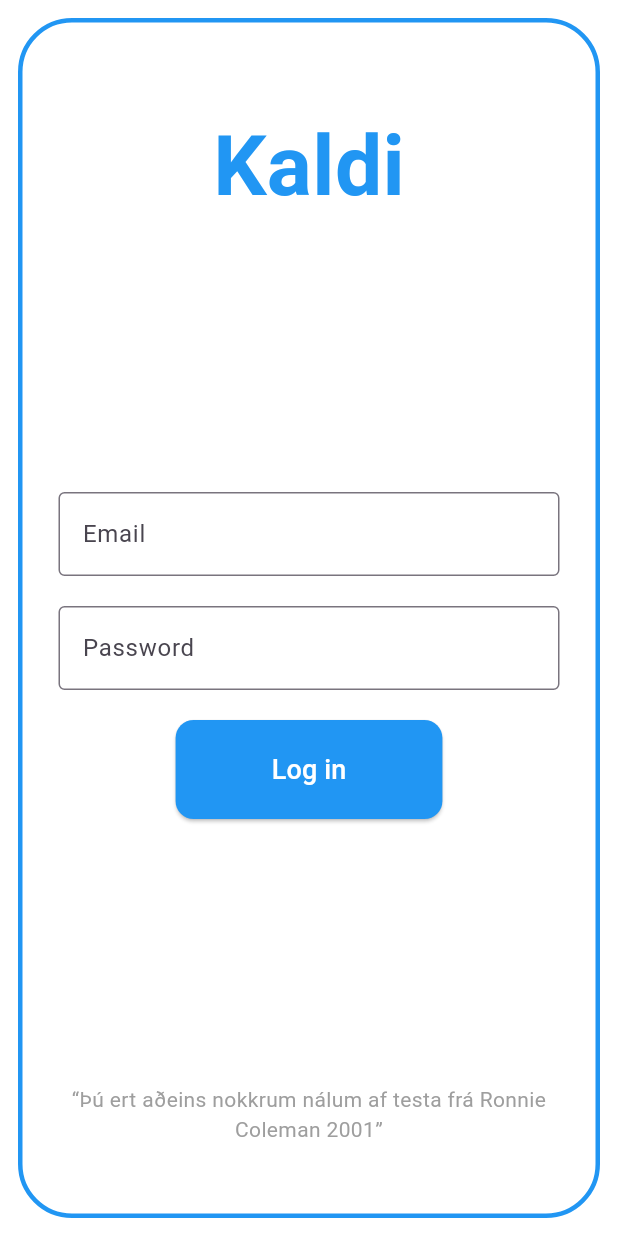
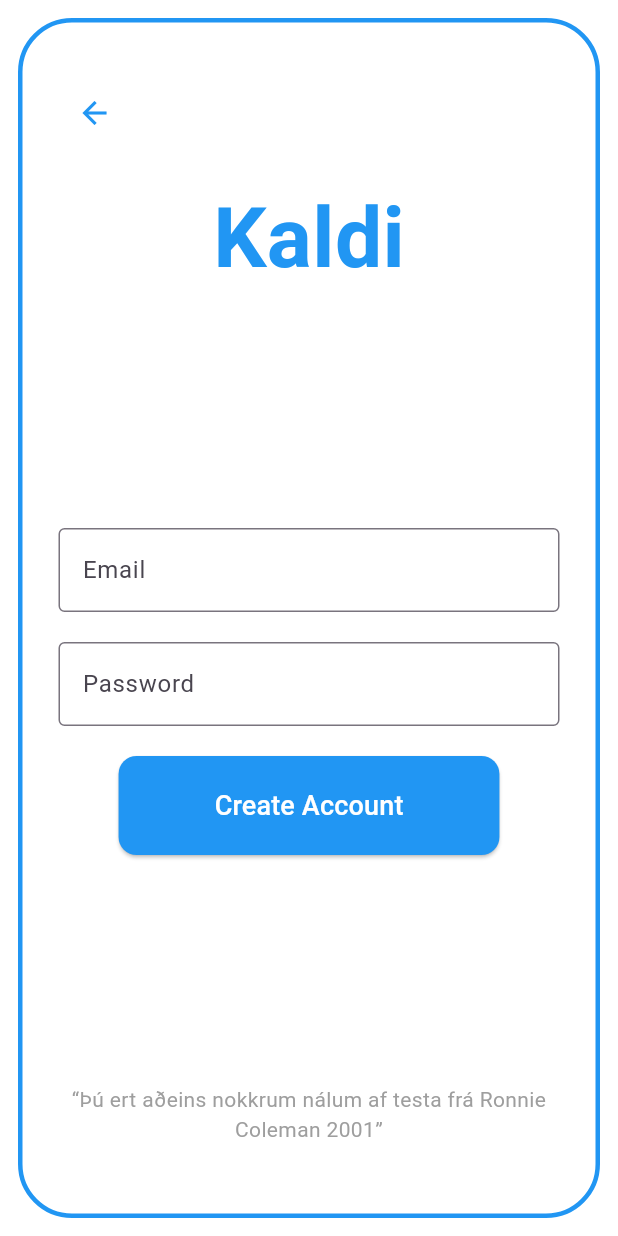
Before and after one commit to Tasarinn/Lokaverkefni, a Flutter app: the screen it shows after launch, after a tap on "Nýskráning", on a phone screen of 412 x 824 dp. Run offline on Flutter 3.47's test engine with Material 3 defaults, Android fonts, the phone set to English and light mode, and no system bars; our stand-ins replace firebase_auth, firebase_core, percent_indicator; accounts and stored records are empty.

Commit message:
Added a login screen, Home Screen, hamburger menu and the quote option from the menu and removed the yellow border line by using rich text

```diff
--- a/lib/login_screen.dart
+++ b/lib/login_screen.dart
@@ -1,6 +1,6 @@
 import 'package:flutter/material.dart';
-import 'email.login.screen.dart';
-
+import 'signup.dart';
+import 'login_form_screen.dart';
 
 class LoginScreen extends StatelessWidget {
   const LoginScreen({super.key});
@@ -42,7 +42,12 @@ class LoginScreen extends StatelessWidget {
                     Column(
                       children: [
                         ElevatedButton(
-                          onPressed: () {},
+                          onPressed: () {
+                            Navigator.push(
+                              context,
+                              MaterialPageRoute(builder: (context) => const LoginFormScreen()),
+                            );
+                          },
                           style: ElevatedButton.styleFrom(
                             backgroundColor: Colors.blue,
                             foregroundColor: Colors.white,
@@ -56,7 +61,7 @@ class LoginScreen extends StatelessWidget {
                           onPressed: () {
                             Navigator.push(
                               context,
-                              MaterialPageRoute(builder: (context) => const EmailLoginScreen()),
+                              MaterialPageRoute(builder: (context) => const SignupScreen()),
                             );
                           },
                           style: ElevatedButton.styleFrom(
--- /dev/null
+++ b/lib/signup.dart
@@ -0,0 +1,131 @@
+import 'package:flutter/material.dart';
+import 'package:firebase_auth/firebase_auth.dart';
+import 'home_screen.dart'; // 👈 we'll create this in a sec
+
+class SignupScreen extends StatefulWidget {
+  const SignupScreen({super.key});
+
+  @override
+  State<SignupScreen> createState() => _SignupScreenState();
+}
+
+class _SignupScreenState extends State<SignupScreen> {
+  final emailController = TextEditingController();
+  final passwordController = TextEditingController();
+  String errorMessage = '';
+  bool isLoading = false;
+
+  Future<void> registerUser() async {
+    setState(() {
+      isLoading = true;
+      errorMessage = '';
+    });
+
+    try {
+      await FirebaseAuth.instance.createUserWithEmailAndPassword(
+        email: emailController.text.trim(),
+        password: passwordController.text.trim(),
+      );
+
+      // ✅ Go to home screen
+      Navigator.pushReplacement(
+        context,
+        MaterialPageRoute(builder: (context) => const HomeScreen()),
+      );
+    } on FirebaseAuthException catch (e) {
+      setState(() {
+        errorMessage = e.message ?? 'Registration failed';
+      });
+    } finally {
+      setState(() => isLoading = false);
+    }
+  }
+
+  @override
+  Widget build(BuildContext context) {
+    return Scaffold(
+      backgroundColor: Colors.white,
+      body: SafeArea(
+        child: Container(
+          width: double.infinity,
+          height: double.infinity,
+          margin: const EdgeInsets.all(12),
+          decoration: BoxDecoration(
+            border: Border.all(color: Colors.blue, width: 3),
+            borderRadius: BorderRadius.circular(36),
+          ),
+          child: Padding(
+            padding: const EdgeInsets.symmetric(horizontal: 24, vertical: 36),
+            child: Column(
+              children: [
+                Align(
+                  alignment: Alignment.topLeft,
+                  child: IconButton(
+                    icon: const Icon(Icons.arrow_back, color: Colors.blue),
+                    onPressed: () {
+                      Navigator.pop(context);
+                    },
+                  ),
+                ),
+                const SizedBox(height: 20),
+                const Text(
+                  'Kaldi',
+                  style: TextStyle(
+                    fontSize: 56,
+                    fontWeight: FontWeight.bold,
+                    color: Colors.blue,
+                  ),
+                ),
+                const Spacer(),
+
+                TextField(
+                  controller: emailController,
+                  decoration: const InputDecoration(
+                    labelText: 'Email',
+                    border: OutlineInputBorder(),
+                  ),
+                ),
+                const SizedBox(height: 20),
+                TextField(
+                  controller: passwordController,
+                  obscureText: true,
+                  decoration: const InputDecoration(
+                    labelText: 'Password',
+                    border: OutlineInputBorder(),
+                  ),
+                ),
+                const SizedBox(height: 20),
+
+                isLoading
+                    ? const CircularProgressIndicator()
+                    : ElevatedButton(
+                  onPressed: registerUser,
+                  style: ElevatedButton.styleFrom(
+                    backgroundColor: Colors.blue,
+                    foregroundColor: Colors.white,
+                    padding: const EdgeInsets.symmetric(horizontal: 64, vertical: 20),
+                    shape: RoundedRectangleBorder(borderRadius: BorderRadius.circular(12)),
+                  ),
+                  child: const Text('Create Account', style: TextStyle(fontSize: 18)),
+                ),
+
+                if (errorMessage.isNotEmpty) ...[
+                  const SizedBox(height: 12),
+                  Text(errorMessage, style: const TextStyle(color: Colors.red)),
+                ],
+
+                const Spacer(),
+                const Text(
+                  '“Þú ert aðeins nokkrum nálum af testa frá Ronnie Coleman 2001”',
+                  style: TextStyle(fontSize: 14, color: Colors.grey),
+                  textAlign: TextAlign.center,
+                ),
+                const SizedBox(height: 10),
+              ],
+            ),
+          ),
+        ),
+      ),
+    );
+  }
+}
--- a/pubspec.yaml
+++ b/pubspec.yaml
@@ -34,6 +34,7 @@ dependencies:
   # Use with the CupertinoIcons class for iOS style icons.
   cupertino_icons: ^1.0.8
   firebase_auth: ^4.17.3
+  percent_indicator: ^4.2.2
 
 dev_dependencies:
   flutter_test:
```
Also changed, not shown: lib/home_screen.dart (added, +240 -0 lines), lib/login_form_screen.dart (renamed from lib/email.login.screen.dart, +27 -24 lines), pubspec.lock, 2 other files.
